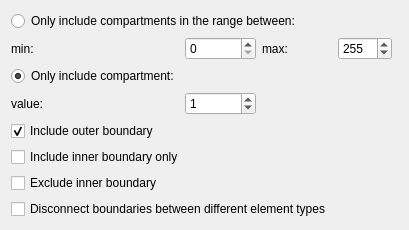
The window that src/Interface/Modules/Fields/GetDomainBoundary.ui (SCIInstitute/SCIRun) describes before a commit, drawn with Qt 5.
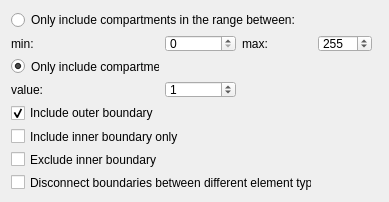
The same window after the commit.

```diff
--- a/src/Interface/Modules/Fields/GetDomainBoundary.ui
+++ b/src/Interface/Modules/Fields/GetDomainBoundary.ui
@@ -10,6 +10,12 @@
     <height>202</height>
    </rect>
   </property>
+  <property name="minimumSize">
+   <size>
+    <width>389</width>
+    <height>202</height>
+   </size>
+  </property>
   <property name="windowTitle">
    <string>Dialog</string>
   </property>
```
